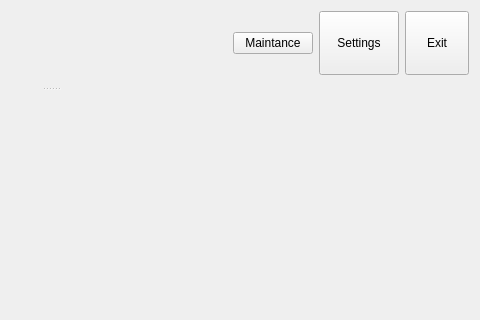
First picture: the form in mainwindow.ui, repository mishkoLitvin/L_Aries-progect, before the edit; both pictures show x 379 to 859 and y 0 to 320 of the 859 by 768 pixel window.
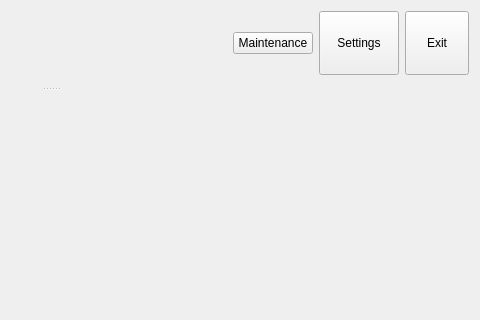
Second picture: the form after the edit. Icons and pictures are not drawn.

The edit to the form file:
```diff
--- a/mainwindow.ui
+++ b/mainwindow.ui
@@ -176,7 +176,7 @@
        <item>
         <widget class="QPushButton" name="pButtonMaintance">
          <property name="text">
-          <string>Maintance</string>
+          <string>Maintenance</string>
          </property>
          <property name="icon">
           <iconset resource="icons.qrc">
```
